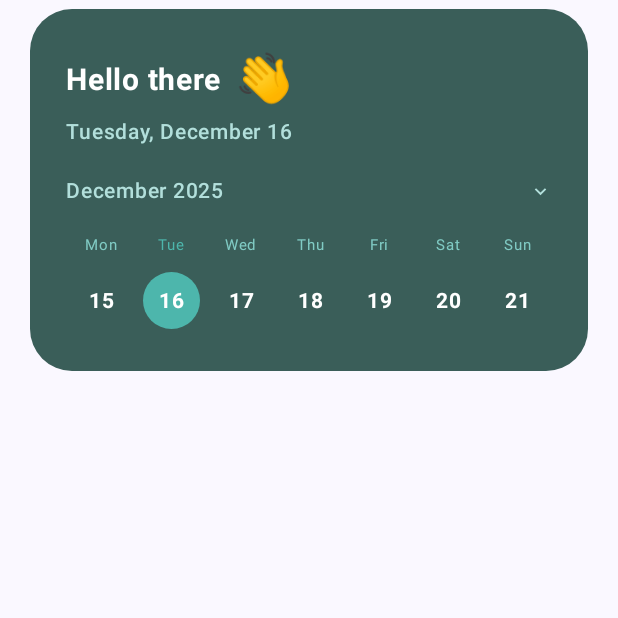
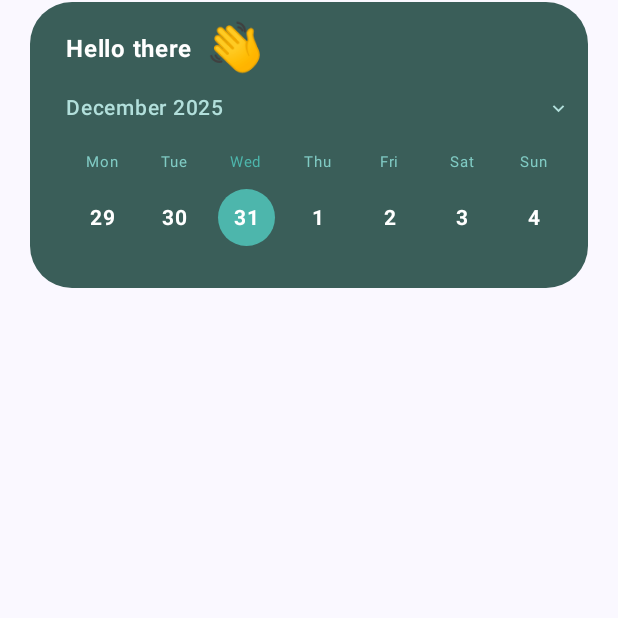
Before and after one commit to Nusrat1604063/CalorieTrackerAI, an Android app built with Jetpack Compose: the composable HelloThereCard shown on its own in the app's theme, on a phone screen of 412 x 824 dp, the top half of it. Run offline under Robolectric (Android 15) with nearby library versions, the phone set to English and light mode, and no system bars.

Commit message:
Modification of Greeting Card with real Live Date

```diff
--- a/app/src/main/java/com/example/calorietrack/Networking/EdamamClient.kt
+++ /dev/null
@@ -1 +0,0 @@
-package com.example.calorietrack.Networking
--- a/app/src/main/java/com/example/calorietrack/Presentation/HomeScreen.kt
+++ b/app/src/main/java/com/example/calorietrack/Presentation/HomeScreen.kt
@@ -34,6 +34,9 @@ import android.Manifest
 import android.widget.Toast
 import androidx.compose.ui.platform.LocalContext
 import com.google.accompanist.permissions.shouldShowRationale
+import java.time.LocalDate
+import java.time.format.TextStyle
+import java.util.Locale
 
 @OptIn(ExperimentalPermissionsApi::class)
 @Composable
@@ -83,21 +86,39 @@ fun HomeScreen(onNavigateToCamera: () -> Unit) {
     }
 }
 
+
+
 @Composable
 fun HelloThereCard() {
+    var currentDate by remember { mutableStateOf(LocalDate.now()) }
+
+    val dayOfWeek = currentDate.dayOfWeek.getDisplayName(TextStyle.FULL, Locale.getDefault())
+    val monthName = currentDate.month.getDisplayName(TextStyle.FULL, Locale.getDefault())
+    val dayOfMonth = currentDate.dayOfMonth
+    val year = currentDate.year
+
+    // Calculate the Monday of the current week
+    val mondayOfWeek = currentDate.minusDays(currentDate.dayOfWeek.value - 1L) // value: 1=Mon ... 7=Sun
+    val weekDays = (0..6).map { dayOffset ->
+        mondayOfWeek.plusDays(dayOffset.toLong()).dayOfMonth.toString()
+    }
+
+    val weekdays = listOf("Mon", "Tue", "Wed", "Thu", "Fri", "Sat", "Sun")
+    val todayIndex = currentDate.dayOfWeek.value - 1 // 0 = Mon, 6 = Sun
+
     Card(
         modifier = Modifier
             .fillMaxWidth()
-            .padding(horizontal = 20.dp, vertical = 6.dp),
+            .padding(horizontal = 20.dp, vertical = 1.dp),
         shape = RoundedCornerShape(28.dp),
         colors = CardDefaults.cardColors(
-            containerColor = Color(0xFF19443C).copy(alpha = 0.85f) // Professional deep teal-green
+            containerColor = Color(0xFF19443C).copy(alpha = 0.85f)
         ),
         elevation = CardDefaults.cardElevation(0.dp)
     ) {
         Column(
             modifier = Modifier
-                .padding(start = 24.dp, top = 28.dp, bottom = 28.dp, end = 24.dp)
+                .padding(start = 24.dp, top = 12.dp, bottom = 28.dp, end = 12.dp)
         ) {
             // Greeting + waving emoji
             Row(
@@ -105,7 +126,7 @@ fun HelloThereCard() {
             ) {
                 Text(
                     text = "Hello there",
-                    fontSize = 20.sp,
+                    fontSize = 16.sp,
                     fontWeight = FontWeight.Bold,
                     color = Color.White,
                     letterSpacing = 0.5.sp
@@ -116,33 +137,24 @@ fun HelloThereCard() {
                 )
             }
 
-            Spacer(modifier = Modifier.height(3.dp))
 
-            // Today's date
-            Text(
-                text = "Tuesday, December 16",
-                fontSize = 14.sp,
-                fontWeight = FontWeight.Medium,
-                color = Color(0xFFB2DFDB), // Soft light green for secondary text
-            )
+            Spacer(modifier = Modifier.height(8.dp))
 
-            Spacer(modifier = Modifier.height(15.dp)) // Your requested gap
-
-            // Month + Year with dropdown
+            // Month + Year - now dynamic
             Row(
                 modifier = Modifier.fillMaxWidth(),
                 horizontalArrangement = Arrangement.SpaceBetween,
                 verticalAlignment = Alignment.CenterVertically
             ) {
                 Text(
-                    text = "December 2025",
+                    text = "$monthName $year",
                     fontSize = 14.sp,
                     fontWeight = FontWeight.Medium,
                     color = Color(0xFFB2DFDB)
                 )
                 Icon(
                     imageVector = Icons.Default.KeyboardArrowDown,
-                    contentDescription = null,
+                    contentDescription = "Select month",
                     tint = Color(0xFFB2DFDB),
                     modifier = Modifier.size(15.dp)
                 )
@@ -150,15 +162,12 @@ fun HelloThereCard() {
 
             Spacer(modifier = Modifier.height(12.dp))
 
-            // Calendar row - days 15 to 21 (Dec 15 Mon → Dec 21 Sun)
+            // Calendar row - 7 days of the week, with today highlighted
             Row(
                 modifier = Modifier.fillMaxWidth(),
                 horizontalArrangement = Arrangement.SpaceBetween
             ) {
-                val days = listOf("15", "16", "17", "18", "19", "20", "21")
-                val weekdays = listOf("Mon", "Tue", "Wed", "Thu", "Fri", "Sat", "Sun")
-
-                days.forEachIndexed { index, day ->
+                weekDays.forEachIndexed { index, day ->
                     Column(
                         horizontalAlignment = Alignment.CenterHorizontally,
                         modifier = Modifier.weight(1f)
@@ -166,14 +175,14 @@ fun HelloThereCard() {
                         Text(
                             text = weekdays[index],
                             fontSize = 10.sp,
-                            color = if (index == 1) Color(0xFF4DB6AC) else Color(0xFF80CBC4), // Highlight Tue
+                            color = if (index == todayIndex) Color(0xFF4DB6AC) else Color(0xFF80CBC4)
                         )
                         Spacer(modifier = Modifier.height(6.dp))
                         Box(
                             modifier = Modifier
                                 .size(38.dp)
                                 .background(
-                                    if (index == 1) Color(0xFF4DB6AC) else Color.Transparent, // Highlight 16
+                                    color = if (index == todayIndex) Color(0xFF4DB6AC) else Color.Transparent,
                                     shape = CircleShape
                                 ),
                             contentAlignment = Alignment.Center
```
Also changed, not shown: app/src/main/java/com/example/calorietrack/Networking/CameraViewModel.kt (+161 -15 lines), app/src/main/java/com/example/calorietrack/Networking/FoodResponseClass.kt (deleted, +0 -50 lines), app/src/main/java/com/example/calorietrack/Networking/USDAInterface.kt (added, +61 -0 lines), app/src/main/java/com/example/calorietrack/Presentation/CameraScan.kt (+29 -25 lines).
